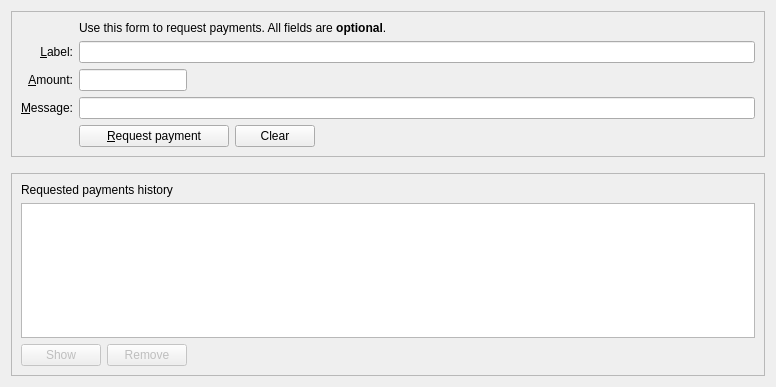
This is src/qt/forms/receivecoinsdialog.ui in dashpay/dash as Qt 5 draws it before an edit. The edited form follows.
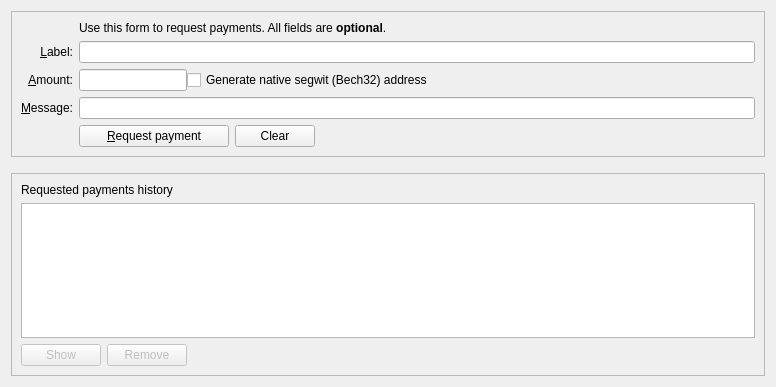
This is the edited form. Custom widgets are drawn as their Qt base class.

Commit message: Merge #13251: GUI: Rephrase Bech32 checkbox texts, and enable it with legacy address default

What changed in the file:
```diff
--- a/src/qt/forms/receivecoinsdialog.ui
+++ b/src/qt/forms/receivecoinsdialog.ui
@@ -168,6 +168,31 @@
             </property>
            </widget>
           </item>
+          <item>
+           <widget class="QCheckBox" name="useBech32">
+            <property name="sizePolicy">
+             <sizepolicy hsizetype="Fixed" vsizetype="Fixed">
+              <horstretch>0</horstretch>
+              <verstretch>0</verstretch>
+             </sizepolicy>
+            </property>
+            <property name="maximumSize">
+             <size>
+              <width>1000</width>
+              <height>16777215</height>
+             </size>
+            </property>
+            <property name="focusPolicy">
+             <enum>Qt::StrongFocus</enum>
+            </property>
+            <property name="toolTip">
+             <string>Native segwit addresses (aka Bech32 or BIP-173) reduce your transaction fees later on and offer better protection against typos, but old wallets don't support them. When unchecked, an address compatible with older wallets will be created instead.</string>
+            </property>
+            <property name="text">
+             <string>Generate native segwit (Bech32) address</string>
+            </property>
+           </widget>
+          </item>
           <item>
            <spacer name="horizontalSpacer_3">
             <property name="orientation">
```
The commit also changes 1 other file.
